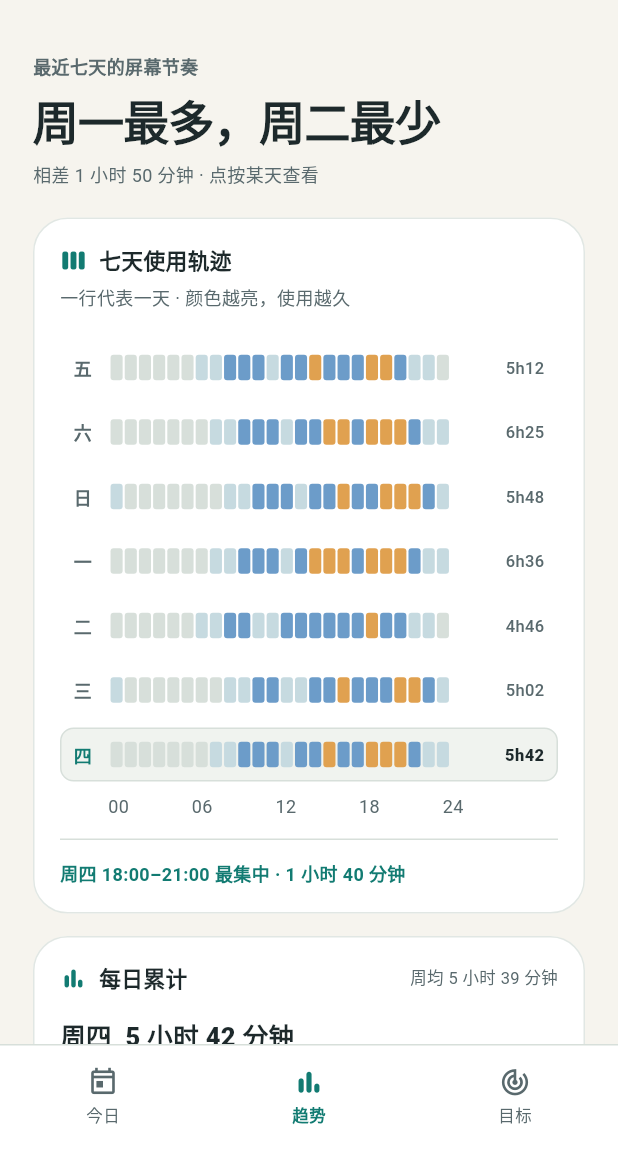
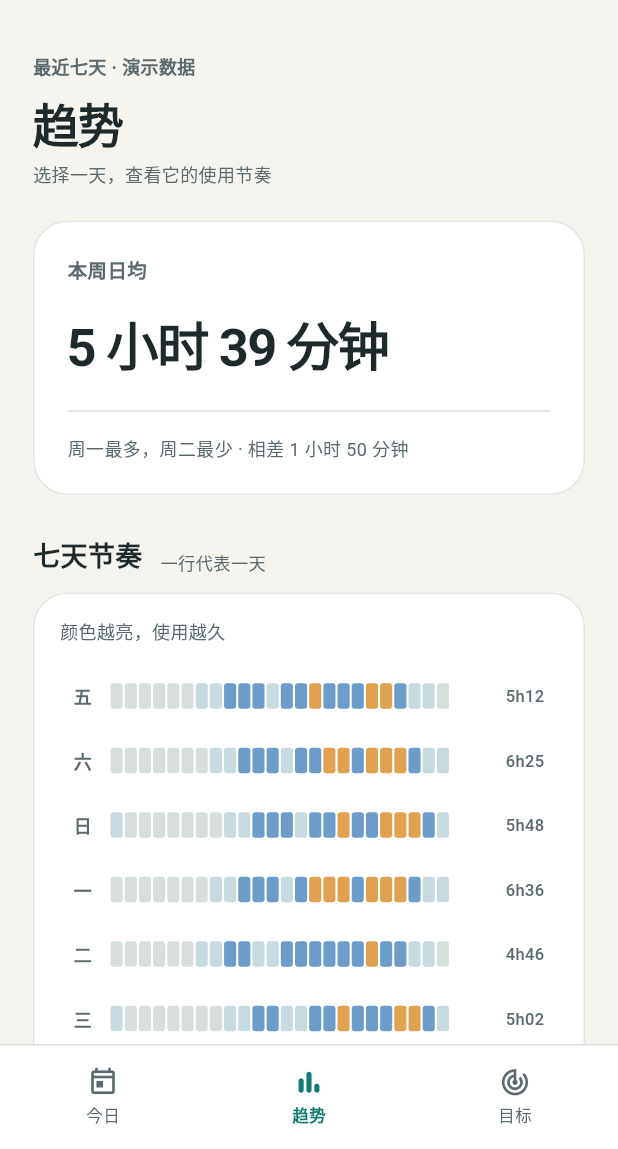
Before and after one commit to Xhp1193345142/Chronos, a Flutter app: the ChronosHome screen opened directly, item 2 of the bottom bar chosen, on a phone screen of 412 x 824 dp, the part 87-1236 px from its top. Run offline on Flutter 3.47's test engine with Material 3 defaults, Android fonts, the phone set to English and light mode, and no system bars; our stand-ins replace shared_preferences; accounts and stored records are empty.

Commit message:
feat: polish Chronos trends goals and app icon

```diff
--- a/lib/src/chronos_shell.dart
+++ b/lib/src/chronos_shell.dart
@@ -193,14 +193,52 @@ class _ChronosHomeState extends State<ChronosHome> {
     final maxDay = DemoData.week.indexOf(maxMinutes);
     final minDay = DemoData.week.indexOf(minMinutes);
     return _page([
-      const _Eyebrow('最近七天的屏幕节奏'),
-      const SizedBox(height: 6),
-      _Heading(
-        '周${DemoData.weekdays[maxDay]}最多，周${DemoData.weekdays[minDay]}最少',
+      const _Eyebrow('最近七天 · 演示数据'),
+      const SizedBox(height: 7),
+      const _Heading('趋势'),
+      const SizedBox(height: 4),
+      const _Hint('选择一天，查看它的使用节奏'),
+      const SizedBox(height: 23),
+      _card(
+        context,
+        Column(
+          crossAxisAlignment: CrossAxisAlignment.start,
+          children: [
+            Text(
+              '本周日均',
+              style: TextStyle(
+                color: chronosColors(context).textSecondary,
+                fontSize: 13,
+                fontWeight: FontWeight.w600,
+              ),
+            ),
+            const SizedBox(height: 15),
+            Text(
+              formatMinutes(DemoData.weekAverageMinutes),
+              style: TextStyle(
+                color: chronosColors(context).textPrimary,
+                fontSize: 35,
+                fontWeight: FontWeight.w700,
+                letterSpacing: -1.2,
+                fontFeatures: const [FontFeature.tabularFigures()],
+              ),
+            ),
+            Divider(color: chronosColors(context).border, height: 34),
+            Text(
+              '周${DemoData.weekdays[maxDay]}最多，周${DemoData.weekdays[minDay]}最少 · 相差 ${formatMinutes(maxMinutes - minMinutes)}',
+              style: TextStyle(
+                color: chronosColors(context).textSecondary,
+                fontSize: 12,
+                height: 1.4,
+              ),
+            ),
+          ],
+        ),
+        padding: const EdgeInsets.fromLTRB(22, 22, 22, 20),
       ),
-      const SizedBox(height: 6),
-      _Hint('相差 ${formatMinutes(maxMinutes - minMinutes)} · 点按某天查看'),
-      const SizedBox(height: 20),
+      const SizedBox(height: 27),
+      const _Section('七天节奏', '一行代表一天'),
+      const SizedBox(height: 12),
       _card(
         context,
         _WeekRhythm(
@@ -208,7 +246,9 @@ class _ChronosHomeState extends State<ChronosHome> {
           onSelect: (day) => setState(() => selectedDay = day),
         ),
       ),
-      const SizedBox(height: 15),
+      const SizedBox(height: 27),
+      const _Section('每日累计', '点按查看当天'),
+      const SizedBox(height: 12),
       _card(
         context,
         _WeeklyBars(
@@ -230,29 +270,34 @@ class _ChronosHomeState extends State<ChronosHome> {
   }
 
   Widget _goals() => _page([
-    const _Eyebrow('目标与提醒'),
-    const SizedBox(height: 6),
-    const _Heading('由你定义，更好的节奏。'),
-    const SizedBox(height: 6),
-    const _Hint('数字是参考，决定权始终在你。'),
-    const SizedBox(height: 22),
+    const _Eyebrow('目标与提醒 · 演示数据'),
+    const SizedBox(height: 7),
+    const _Heading('目标'),
+    const SizedBox(height: 4),
+    const _Hint('由你定义，更好的节奏。'),
+    const SizedBox(height: 27),
+    const _Section('使用目标', '决定权始终在你'),
+    const SizedBox(height: 12),
     _goalCard(null),
-    const SizedBox(height: 17),
+    const SizedBox(height: 27),
+    const _Section('每日上限', '选择你愿意接受的时长'),
+    const SizedBox(height: 12),
     _card(
       context,
       Column(
         crossAxisAlignment: CrossAxisAlignment.start,
         children: [
-          const _CardTitle('每天的时长上限', Icons.timer_outlined),
-          const SizedBox(height: 18),
+          const _Hint('抖音 + 小红书'),
+          const SizedBox(height: 15),
           Center(
             child: Text(
               formatMinutes(goalMinutes),
               key: const Key('goal-limit'),
               style: TextStyle(
                 color: chronosColors(context).accent,
-                fontSize: 28,
-                fontWeight: FontWeight.w800,
+                fontSize: 33,
+                fontWeight: FontWeight.w700,
+                fontFeatures: const [FontFeature.tabularFigures()],
               ),
             ),
           ),
--- a/lib/src/visuals.dart
+++ b/lib/src/visuals.dart
@@ -342,10 +342,8 @@ class _WeekRhythm extends StatelessWidget {
     return Column(
       crossAxisAlignment: CrossAxisAlignment.start,
       children: [
-        const _CardTitle('七天使用轨迹', Icons.view_week_rounded),
-        const SizedBox(height: 6),
-        const _Hint('一行代表一天 · 颜色越亮，使用越久'),
-        const SizedBox(height: 20),
+        const _Hint('颜色越亮，使用越久'),
+        const SizedBox(height: 17),
         ...List.generate(7, (day) {
           final selected = day == selectedDay;
           final hours = DemoData.hourlyForDay(day);
@@ -479,20 +477,6 @@ class _WeeklyBars extends StatelessWidget {
     return Column(
       crossAxisAlignment: CrossAxisAlignment.start,
       children: [
-        Row(
-          children: [
-            const _CardTitle('每日累计', Icons.bar_chart_rounded),
-            const Spacer(),
-            Text(
-              '周均 ${formatMinutes(DemoData.weekAverageMinutes)}',
-              style: TextStyle(
-                color: chronosColors(context).textSecondary,
-                fontSize: 11,
-              ),
-            ),
-          ],
-        ),
-        const SizedBox(height: 15),
         Column(
           crossAxisAlignment: CrossAxisAlignment.start,
           children: [
```
Also changed, not shown: lib/src/live_shell.dart (+56 -15 lines), assets/branding/chronos-icon-source.png (added), docs/brand-icon.png, 31 other files.
